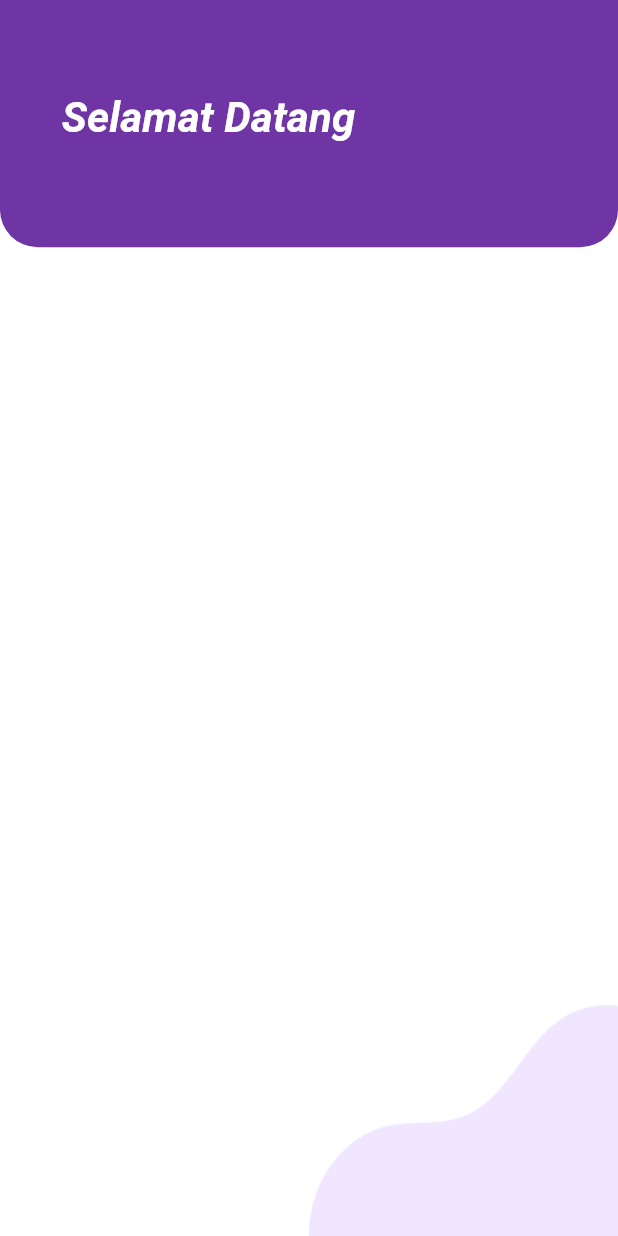
After one commit to rezaikhlasul/tugas-aspk, a Flutter app: the screen it shows after launch, after a tap on "Sign Up", on a phone screen of 412 x 824 dp. The commit adds this screen. Run offline on Flutter 3.47's test engine with Material 2 defaults, Android fonts, the phone set to English and light mode, and no system bars; our stand-ins replace flutter_svg.

Commit message:
minor update dari sebelumnya

```diff
--- a/lib/Screens/Login/components/background.dart
+++ b/lib/Screens/Login/components/background.dart
@@ -1,9 +1,9 @@
 import 'package:bits/constants.dart';
 import 'package:flutter/material.dart';
 
-class Background extends StatelessWidget {
+class BackgroundLogin extends StatelessWidget {
   final Widget child;
-  const Background({
+  const BackgroundLogin({
     Key key,
     @required this.child,
   }) : super(key: key);
--- a/lib/Screens/Login/components/body.dart
+++ b/lib/Screens/Login/components/body.dart
@@ -11,7 +11,7 @@ class Body extends StatelessWidget {
   Widget build(BuildContext context) {
     Size size = MediaQuery.of(context).size; // provides total size of screen
 
-    return Background(
+    return BackgroundLogin(
       child: Column(
         mainAxisAlignment: MainAxisAlignment.center,
         children: <Widget>[
--- /dev/null
+++ b/lib/Screens/SignUp/components/background.dart
@@ -0,0 +1,51 @@
+import 'package:bits/constants.dart';
+import 'package:flutter/material.dart';
+
+class BackgroundSignUp extends StatelessWidget {
+  const BackgroundSignUp({
+    Key key,
+  }) : super(key: key);
+
+  @override
+  Widget build(BuildContext context) {
+    Size size = MediaQuery.of(context).size;
+    return Container(
+      width: double.infinity,
+      height: size.height,
+      child: Stack(
+        alignment: Alignment.topCenter,
+        children: <Widget>[
+          Container(
+            width: size.width,
+            height: size.height * 0.2,
+            decoration: BoxDecoration(
+                color: kPrimaryColor,
+                borderRadius: BorderRadius.only(
+                    bottomRight: Radius.circular(25),
+                    bottomLeft: Radius.circular(25))),
+            child: Container(
+              margin: EdgeInsets.only(
+                  top: size.height * 0.075, left: size.width * 0.1),
+              child: Text(
+                "Selamat Datang",
+                textAlign: TextAlign.left,
+                style: TextStyle(
+                    fontSize: 28,
+                    fontWeight: FontWeight.bold,
+                    color: Colors.white,
+                    fontStyle: FontStyle.italic),
+              ),
+            ),
+          ),
+          Positioned(
+              bottom: 0,
+              right: 0,
+              child: Image.asset(
+                "assets/images/login_bottom.png",
+                width: size.width * 0.5,
+              )),
+        ],
+      ),
+    );
+  }
+}
--- /dev/null
+++ b/lib/Screens/SignUp/components/body.dart
@@ -0,0 +1,14 @@
+import 'package:bits/Screens/SignUp/components/background.dart';
+import 'package:flutter/material.dart';
+
+class Body extends StatelessWidget {
+  const Body({
+    Key key,
+  }) : super(key: key);
+
+  @override
+  Widget build(BuildContext context) {
+    // Size size = MediaQuery.of(context).size;
+    return BackgroundSignUp();
+  }
+}
```
Also changed, not shown: lib/Screens/SignUp/signup_screen.dart (+2 -40 lines).
